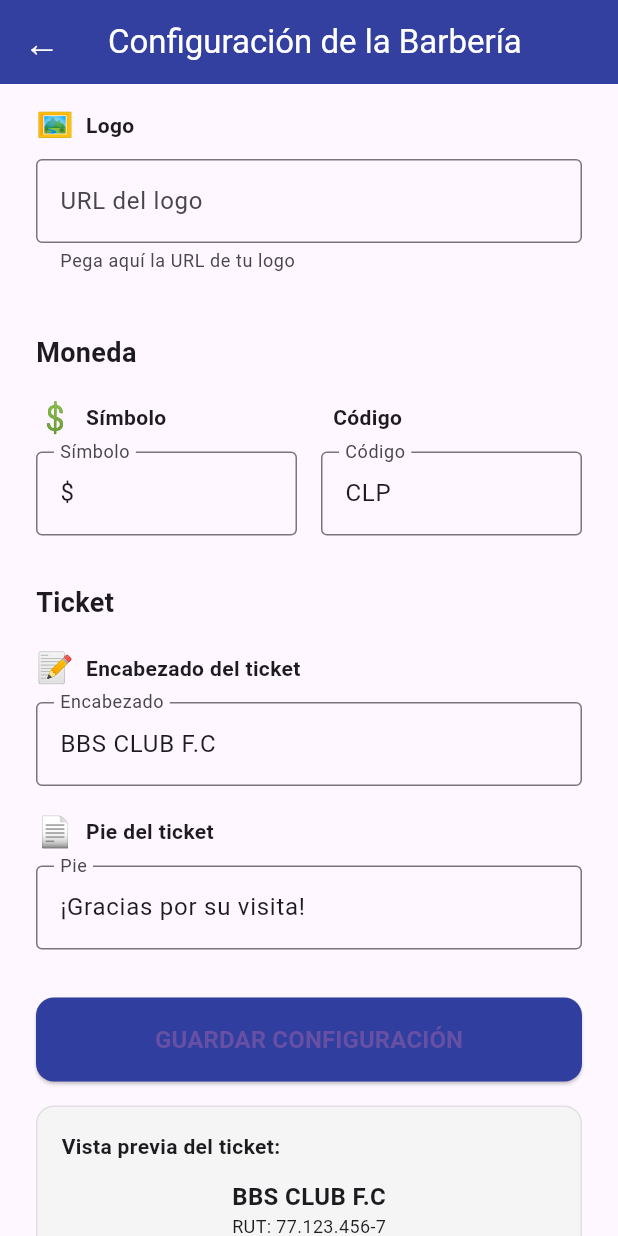
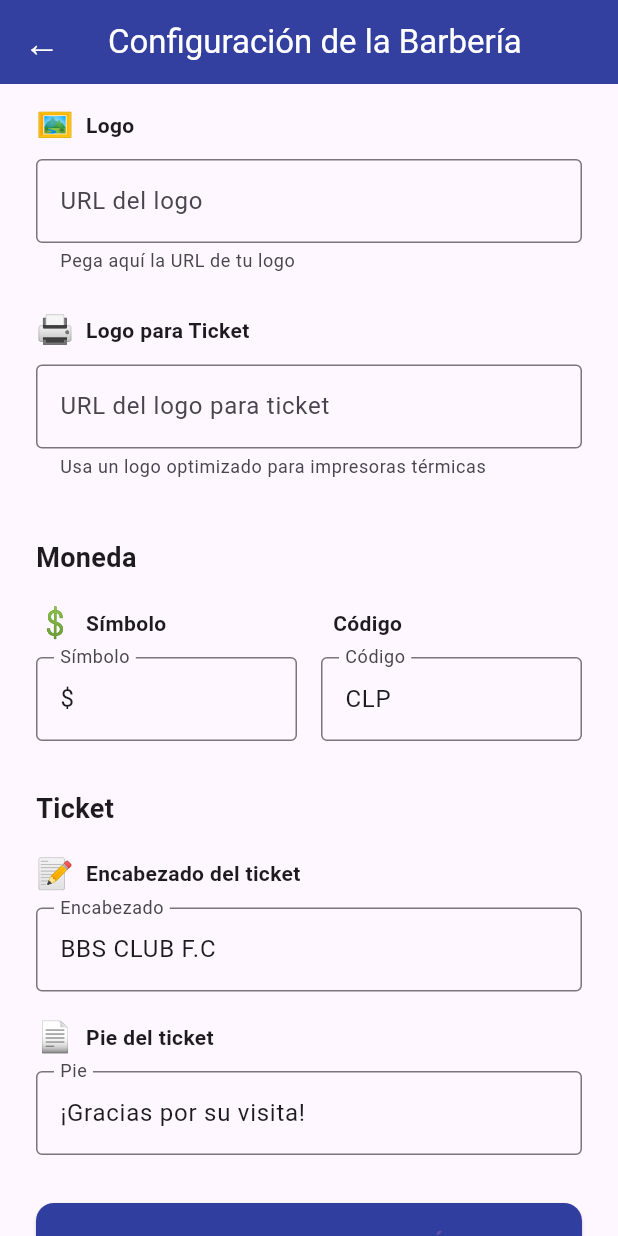
Before and after one commit to cjplazido-plz/bbs_club_barberia, a Flutter app: the SettingsScreen screen opened directly, scrolled down 576 dp, on a phone screen of 412 x 824 dp. Run offline on Flutter 3.47's test engine with Material 3 defaults, Android fonts, the phone set to English and light mode, and no system bars; our stand-ins replace fl_chart, pdf, printing, supabase_flutter; missing offline and left inert: excel; accounts and stored records are empty.

Commit message:
feat: Add ticket logo configuration and fix settings persistence

```diff
--- a/lib/screens/settings_screen.dart
+++ b/lib/screens/settings_screen.dart
@@ -17,6 +17,7 @@ class _SettingsScreenState extends State<SettingsScreen> {
   final _shopPhoneController = TextEditingController();
   final _shopEmailController = TextEditingController();
   final _shopLogoUrlController = TextEditingController();
+  final _ticketLogoUrlController = TextEditingController(); // ✅ AGREGAR
   final _currencySymbolController = TextEditingController();
   final _currencyCodeController = TextEditingController();
   final _ticketHeaderController = TextEditingController();
@@ -38,6 +39,7 @@ class _SettingsScreenState extends State<SettingsScreen> {
       _shopPhoneController.text = SettingsService.shopPhone;
       _shopEmailController.text = SettingsService.shopEmail;
       _shopLogoUrlController.text = SettingsService.shopLogoUrl;
+      _ticketLogoUrlController.text = SettingsService.ticketLogoUrl;
       _currencySymbolController.text = SettingsService.currencySymbol;
       _currencyCodeController.text = SettingsService.currencyCode;
       _ticketHeaderController.text = SettingsService.ticketHeader;
@@ -63,6 +65,7 @@ class _SettingsScreenState extends State<SettingsScreen> {
         'shop_phone': _shopPhoneController.text.trim(),
         'shop_email': _shopEmailController.text.trim(),
         'shop_logo_url': _shopLogoUrlController.text.trim(),
+        'ticket_logo_url': _ticketLogoUrlController.text.trim(),
         'currency_symbol': _currencySymbolController.text.trim(),
         'currency_code': _currencyCodeController.text.trim(),
         'ticket_header': _ticketHeaderController.text.trim(),
@@ -101,6 +104,7 @@ class _SettingsScreenState extends State<SettingsScreen> {
     _shopPhoneController.dispose();
     _shopEmailController.dispose();
     _shopLogoUrlController.dispose();
+    _ticketLogoUrlController.dispose();
     _currencySymbolController.dispose();
     _currencyCodeController.dispose();
     _ticketHeaderController.dispose();
@@ -206,6 +210,38 @@ class _SettingsScreenState extends State<SettingsScreen> {
                           ),
                       ],
                     )),
+
+                      const SizedBox(height: 16),
+                      _buildSection(title: 'Logo para Ticket', icon: '🖨️', child: Column(
+                        crossAxisAlignment: CrossAxisAlignment.start,
+                        children: [
+                          TextFormField(
+                            controller: _ticketLogoUrlController,
+                            decoration: const InputDecoration(
+                              labelText: 'URL del logo para ticket',
+                              hintText: 'https://ejemplo.com/logo-ticket.jpg',
+                              border: OutlineInputBorder(),
+                              helperText: 'Usa un logo optimizado para impresoras térmicas',
+                            ),
+                          ),
+                          const SizedBox(height: 8),
+                          if (_ticketLogoUrlController.text.isNotEmpty)
+                            Container(
+                              height: 80,
+                              decoration: BoxDecoration(border: Border.all(color: Colors.grey[300]!), borderRadius: BorderRadius.circular(8)),
+                              child: ClipRRect(
+                                borderRadius: BorderRadius.circular(8),
+                                child: Image.network(
+                                  _ticketLogoUrlController.text,
+                                  fit: BoxFit.contain,
+                                  errorBuilder: (context, error, stackTrace) => const Center(child: Text('❌', style: TextStyle(fontSize: 40))),
+                                ),
+                              ),
+                            ),
+                        ],
+                      )),
+
+
                     const SizedBox(height: 32),
                     const Text('Moneda', style: TextStyle(fontSize: 18, fontWeight: FontWeight.bold)),
                     const SizedBox(height: 16),
@@ -243,7 +279,7 @@ class _SettingsScreenState extends State<SettingsScreen> {
                       height: 56,
                       child: ElevatedButton(
                         onPressed: _isSaving ? null : _saveSettings,
-                        style: ElevatedButton.styleFrom(backgroundColor: Colors.indigo[700], disabledBackgroundColor: Colors.grey[300], shape: RoundedRectangleBorder(borderRadius: BorderRadius.circular(12))),
+                        style: ElevatedButton.styleFrom(backgroundColor: Colors.indigo[700], disabledBackgroundColor: Colors.white, shape: RoundedRectangleBorder(borderRadius: BorderRadius.circular(12))),
                         child: _isSaving
                             ? const Row(mainAxisAlignment: MainAxisAlignment.center, children: [SizedBox(width: 20, height: 20, child: CircularProgressIndicator(color: Colors.white, strokeWidth: 2)), SizedBox(width: 12), Text('Guardando...', style: TextStyle(fontSize: 16, fontWeight: FontWeight.bold))])
                             : const Text('GUARDAR CONFIGURACIÓN', style: TextStyle(fontSize: 16, fontWeight: FontWeight.bold)),
@@ -258,6 +294,10 @@ class _SettingsScreenState extends State<SettingsScreen> {
                         children: [
                           const Text('Vista previa del ticket:', style: TextStyle(fontWeight: FontWeight.bold, fontSize: 14)),
                           const SizedBox(height: 12),
+                          if (_ticketLogoUrlController.text.isNotEmpty)
+                         Center(child: Container(height: 60,margin: const EdgeInsets.only(bottom: 8),child: Image.network(_ticketLogoUrlController.text, fit: BoxFit.contain, errorBuilder: (_, __, ___) => const SizedBox.shrink()),
+                            ),
+                          ),
                           Center(child: Text(_ticketHeaderController.text.isNotEmpty ? _ticketHeaderController.text : 'BARBER_PLZ POS', style: const TextStyle(fontSize: 16, fontWeight: FontWeight.bold))),
                           if (_shopRifController.text.isNotEmpty) Center(child: Text('RUT: ${_shopRifController.text}', style: const TextStyle(fontSize: 12))),
                           if (_shopAddressController.text.isNotEmpty) Center(child: Text(_shopAddressController.text, style: const TextStyle(fontSize: 12))),
--- a/lib/services/settings_service.dart
+++ b/lib/services/settings_service.dart
@@ -1,20 +1,18 @@
 import 'package:supabase_flutter/supabase_flutter.dart';
 
 class SettingsService {
-  // Variables estáticas
   static String shopName = 'BBS CLUB F.C';
   static String shopRif = '77.123.456-7';
   static String shopAddress = 'LOS BIGOTES 1313 - LOMAS TURBO';
   static String shopPhone = '+56 99 9 9 9 9 9 9 9';
   static String shopEmail = '';
   static String shopLogoUrl = '';
-  static String ticketLogoUrl = ''; // ✅ NUEVO: Logo específico para tickets
+  static String ticketLogoUrl = ''; // ✅ NUEVO
   static String currencySymbol = '\$';
   static String currencyCode = 'CLP';
   static String ticketHeader = 'BBS CLUB F.C';
   static String ticketFooter = '¡Gracias por su visita!';
 
-  // Formato de moneda chilena
   static String formatCurrency(double amount) {
     final formatted = amount.toStringAsFixed(0);
     final buffer = StringBuffer();
@@ -27,7 +25,6 @@ class SettingsService {
     return '$currencySymbol${buffer.toString()}';
   }
 
-  // ✅ MÉTODO: Cargar settings desde Supabase
   static Future<void> loadSettings() async {
     try {
       print('🔄 Cargando configuración desde Supabase...');
@@ -49,7 +46,7 @@ class SettingsService {
         currencyCode = response['currency_code'] ?? currencyCode;
         ticketHeader = response['ticket_header'] ?? ticketHeader;
         ticketFooter = response['ticket_footer'] ?? ticketFooter;
-        print('✅ Configuración cargada correctamente');
+        print('✅ Configuración cargada: ${response.length} valores');
       } else {
         print('⚠️ No hay configuración en Supabase, usando valores por defecto');
       }
@@ -58,12 +55,10 @@ class SettingsService {
     }
   }
 
-  // ✅ MÉTODO: Guardar múltiples settings
   static Future<bool> updateMultiple(Map<String, String> values) async {
     try {
       print('🔄 Guardando configuración en Supabase...');
 
-      // Verificar si ya existe un registro
       final existing = await Supabase.instance.client
           .from('settings')
           .select('id')
@@ -71,19 +66,16 @@ class SettingsService {
           .maybeSingle();
 
       if (existing != null) {
-        // Actualizar registro existente
         await Supabase.instance.client
             .from('settings')
             .update(values)
             .eq('id', existing['id']);
       } else {
-        // Insertar nuevo registro
         await Supabase.instance.client
             .from('settings')
             .insert(values);
       }
 
-      // Actualizar valores en memoria
       values.forEach((key, value) {
         switch (key) {
           case 'shop_name': shopName = value; break;
@@ -103,7 +95,7 @@ class SettingsService {
       print('✅ Configuración guardada correctamente');
       return true;
     } catch (e) {
-      print(' Error al guardar configuración: $e');
+      print('❌ Error al guardar configuración: $e');
       return false;
     }
   }
```
Also changed, not shown: lib/services/printer_service.dart (+24 -71 lines), 2 other files.
